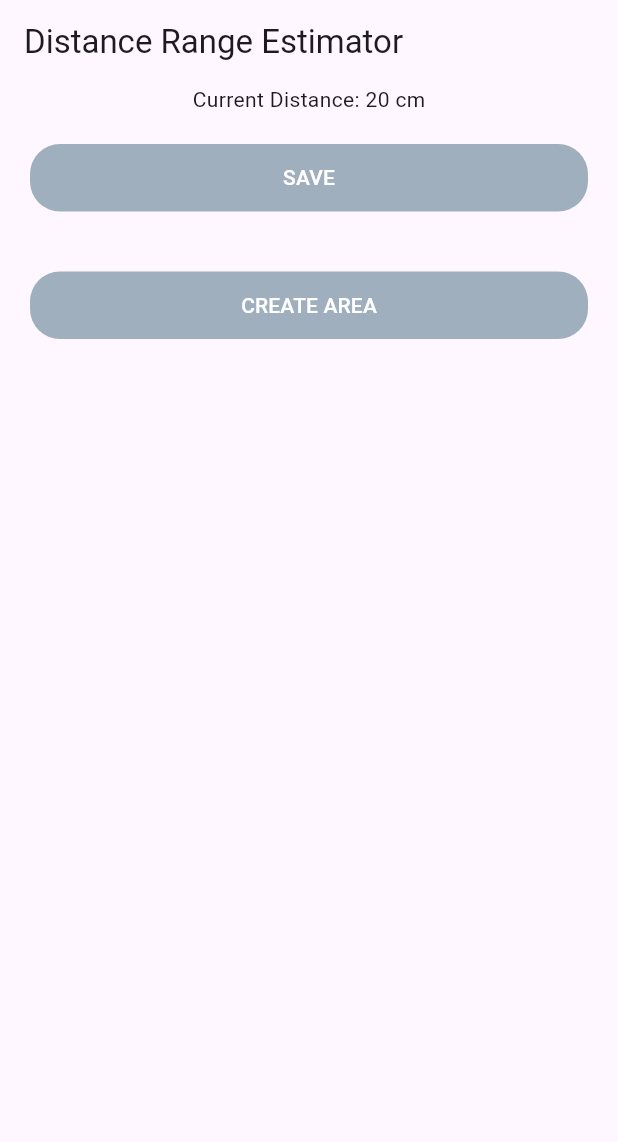
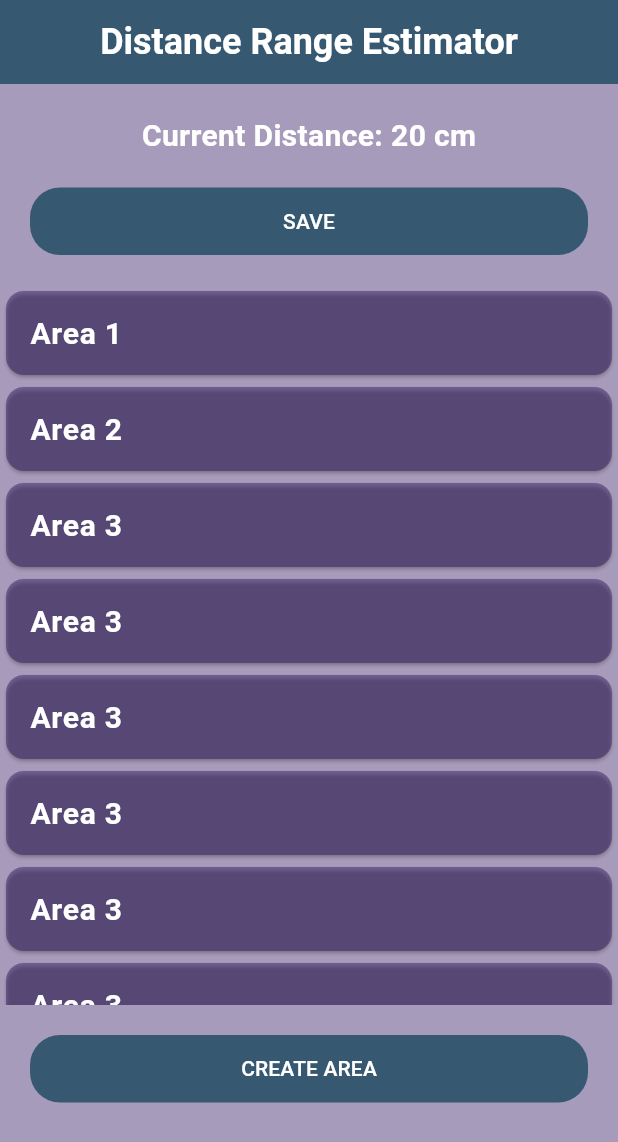
Before and after one commit to razstvien01/distance_range_estimator, a Flutter app: the screen it shows after launch, on a phone screen of 412 x 824 dp. Shown: the top 1142 px of the screen. Run offline on Flutter 3.47's test engine with Material 3 defaults, Android fonts, the light colour scheme and no system bars; our stand-ins replace firebase_core; missing offline and left inert: mqtt_client; accounts and stored records are empty.

Commit message:
home page UI done

```diff
--- a/lib/main.dart
+++ b/lib/main.dart
@@ -1,4 +1,8 @@
-import 'package:distance_range_estimator/widgets/default-button.dart';
+import 'package:distance_range_estimator/screens/add_area_screen/add_area.dart';
+import 'package:distance_range_estimator/screens/home_screen/home.dart';
+import 'package:distance_range_estimator/types/constants.dart';
+import 'package:distance_range_estimator/widgets/area_list.dart';
+import 'package:distance_range_estimator/widgets/default_button.dart';
 import 'package:flutter/material.dart';
 
 //* MQTT Libraries
@@ -29,6 +33,9 @@ class MyApp extends StatelessWidget {
   @override
   Widget build(BuildContext context) {
     return MaterialApp(
+      routes: {
+        '/add_area': (context) => const AddArea(),
+      },
       title: 'Flutter MQTT Demo',
       debugShowCheckedModeBanner: false,
       theme: ThemeData(
@@ -69,7 +76,6 @@ class _MyHomePageState extends State<MyHomePage> {
     try {
       await client.connect();
     } catch (e) {
-      print('Exception: $e');
       client.disconnect();
     }
 
@@ -110,26 +116,14 @@ class _MyHomePageState extends State<MyHomePage> {
   @override
   Widget build(BuildContext context) {
     return Scaffold(
-      appBar: AppBar(
-        title: Text("Distance Range Estimator"),
-      ),
-      // body: Text("Current Distance: 20 cm"),
-      body: Column(
-        children: [
-          Text("Current Distance: 20 cm"),
-          DefaultButton(btnText: "Save", onPressed: () => {
-            print("Button clicked")
-          }),
-
-          DefaultButton(btnText: "Create Area", onPressed: () => {
-            print("Button clicked")
-          })
-        ],
-      )
-      // body: Center(
-      //   child: Text(receivedMessage),
-      // ),
-    );
+        backgroundColor: kBGColor,
+        appBar: AppBar(
+          centerTitle: true,
+          backgroundColor: kPrimaryColor,
+          title: Text("Distance Range Estimator", style: kHeadTextStyle),
+        ),
+        body: HomeScreen()
+        );
   }
 
   @override
--- /dev/null
+++ b/lib/screens/add_area_screen/add_area.dart
@@ -0,0 +1,10 @@
+import 'package:flutter/material.dart';
+
+class AddArea extends StatelessWidget {
+  const AddArea({super.key});
+
+  @override
+  Widget build(BuildContext context) {
+    return const Placeholder(child: Text("HELLLO WORLDD"),);
+  }
+}
--- /dev/null
+++ b/lib/screens/home_screen/home.dart
@@ -0,0 +1,40 @@
+import 'package:distance_range_estimator/types/constants.dart';
+import 'package:distance_range_estimator/widgets/area_list.dart';
+import 'package:distance_range_estimator/widgets/default_button.dart';
+import 'package:flutter/material.dart';
+
+class HomeScreen extends StatefulWidget {
+  const HomeScreen({super.key});
+
+  @override
+  State<HomeScreen> createState() => _HomeScreenState();
+}
+
+class _HomeScreenState extends State<HomeScreen> {
+  @override
+  Widget build(BuildContext context) {
+    return Column(
+      children: [
+        const Flexible(
+          flex: 1,
+          child: Padding(
+            padding: const EdgeInsets.only(top: 20.0),
+            child: Text("Current Distance: 20 cm", style: kSubTextStyle),
+          ),
+        ),
+        Flexible(
+          flex: 1,
+          child: DefaultButton(
+              btnText: "Save", onPressed: () => {print("Button clicked")}),
+        ),
+        const Flexible(flex: 5, child: AreaList()),
+        Flexible(
+          flex: 1,
+          child: DefaultButton(
+              btnText: "Create Area",
+              onPressed: () => {Navigator.of(context).pushNamed('/add_area')}),
+        )
+      ],
+    );
+  }
+}
--- a/lib/types/constants.dart
+++ b/lib/types/constants.dart
@@ -11,5 +11,15 @@ const kDefaultRad = 20.0;
 
 //* Constant Colors
 Color kAccentColor = const Color.fromARGB(143, 255, 153, 0);
-const Color kPrimaryColor = Color.fromARGB(102, 17, 66, 89);
+const Color kPrimaryColor = Color.fromARGB(192, 17, 66, 89);
 const Color kRevColor = Color.fromARGB(255, 255, 255, 255);
+const Color kBGColor = Color.fromARGB(104, 38, 11, 87);
+
+const kHeadTextStyle = TextStyle(
+  fontSize: 24.0,
+  fontWeight: FontWeight.bold,
+  color: kRevColor,
+);
+
+const kSubTextStyle =
+    TextStyle(fontSize: 20.0, color: kRevColor, fontWeight: FontWeight.bold);
--- /dev/null
+++ b/lib/widgets/area_list.dart
@@ -0,0 +1,36 @@
+import 'package:distance_range_estimator/types/constants.dart';
+import 'package:flutter/material.dart';
+
+class AreaList extends StatelessWidget {
+  final List<String> areas = const [
+    'Area 1',
+    'Area 2',
+    'Area 3',
+    'Area 3',
+    'Area 3',
+    'Area 3',
+    'Area 3',
+    'Area 3',
+    'Area 3',
+  ];
+
+  const AreaList({super.key});
+
+  @override
+  Widget build(BuildContext context) {
+    return Container(
+      child: ListView.builder(
+        shrinkWrap: true,
+        itemCount: areas.length,
+        itemBuilder: (context, index) {
+
+          return Card(
+            color: kBGColor,
+            child: ListTile(
+              title: Text(areas[index], style: kSubTextStyle,)
+            ),
+          );
+        }),
+    );
+  }
+}
```
Also changed, not shown: lib/widgets/default_button.dart (renamed from lib/widgets/default-button.dart).
